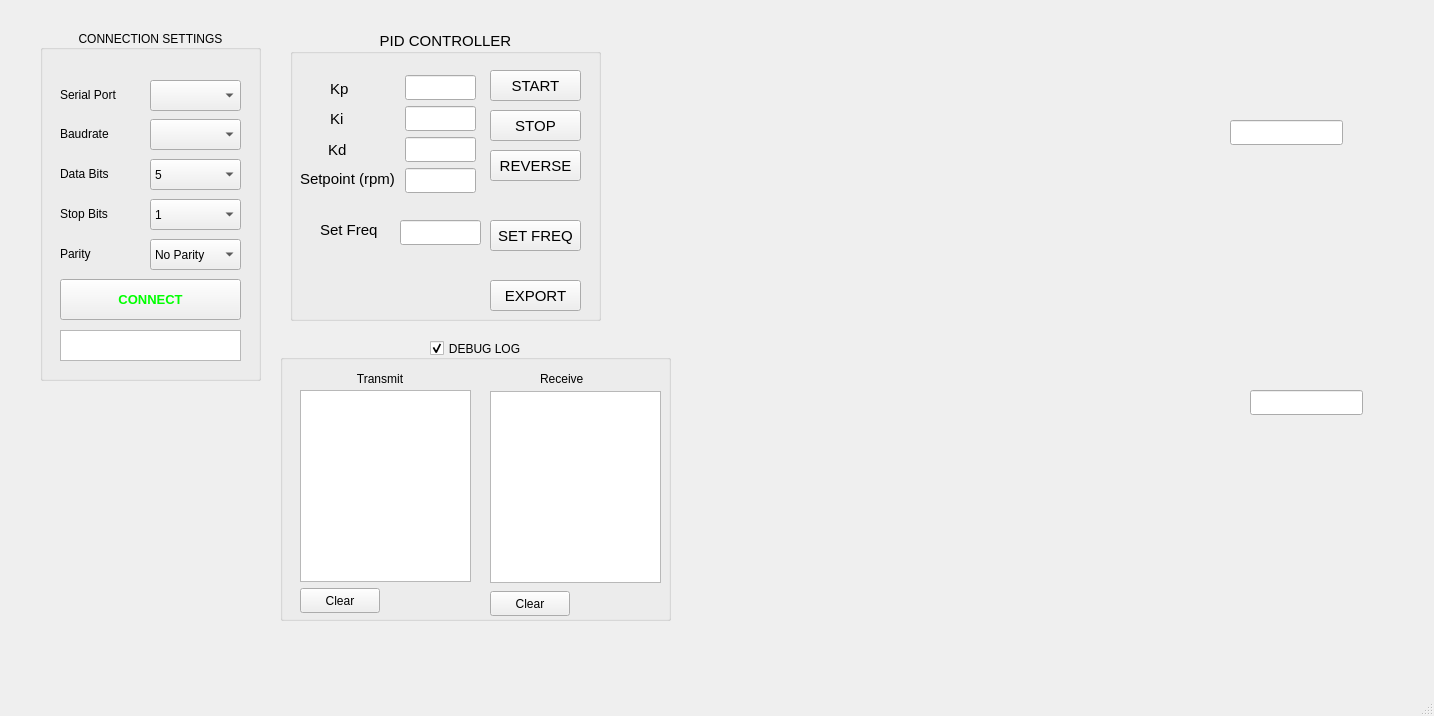
The window that mainwindow.ui (Uyle-gif/Qt-Motor-PID-) describes before a commit, drawn with Qt 5.
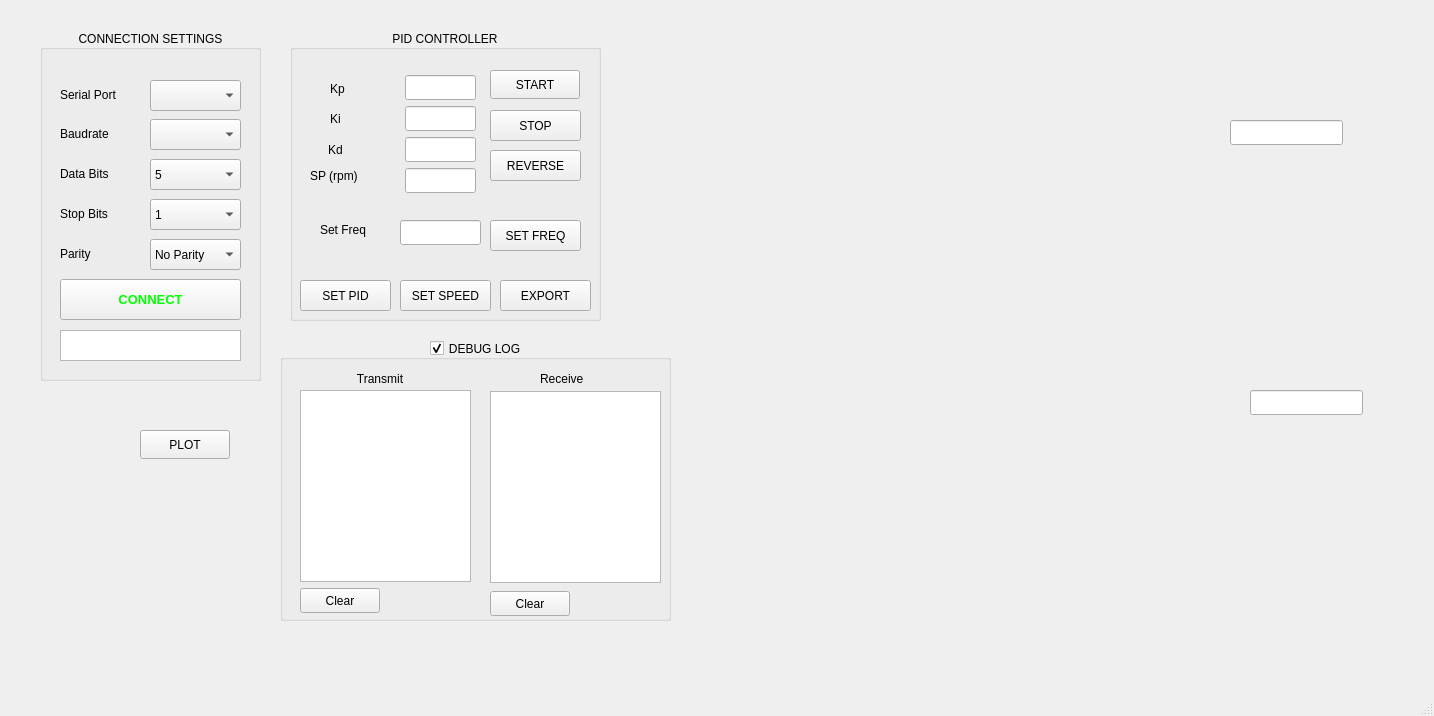
The same window after the commit. Custom widgets are drawn as their Qt base class.

```diff
--- a/mainwindow.ui
+++ b/mainwindow.ui
@@ -263,7 +263,7 @@
     </property>
     <property name="font">
      <font>
-      <pointsize>11</pointsize>
+      <pointsize>9</pointsize>
      </font>
     </property>
     <property name="title">
@@ -331,14 +331,14 @@
     <widget class="QLabel" name="label_10">
      <property name="geometry">
       <rect>
-       <x>10</x>
-       <y>140</y>
-       <width>101</width>
-       <height>17</height>
+       <x>20</x>
+       <y>130</y>
+       <width>71</width>
+       <height>31</height>
       </rect>
      </property>
      <property name="text">
-      <string>Setpoint (rpm)</string>
+      <string>SP (rpm)</string>
      </property>
     </widget>
     <widget class="QLineEdit" name="kd_tb">
@@ -377,23 +377,10 @@
       <string>STOP</string>
      </property>
     </widget>
-    <widget class="QPushButton" name="spid_tb">
-     <property name="geometry">
-      <rect>
-       <x>200</x>
-       <y>40</y>
-       <width>91</width>
-       <height>31</height>
-      </rect>
-     </property>
-     <property name="text">
-      <string>START</string>
-     </property>
-    </widget>
     <widget class="QPushButton" name="export_bt">
      <property name="geometry">
       <rect>
-       <x>200</x>
+       <x>210</x>
        <y>250</y>
        <width>91</width>
        <height>31</height>
@@ -418,7 +405,7 @@
       <rect>
        <x>30</x>
        <y>190</y>
-       <width>61</width>
+       <width>71</width>
        <height>20</height>
       </rect>
      </property>
@@ -452,6 +439,45 @@
       <string>REVERSE</string>
      </property>
     </widget>
+    <widget class="QPushButton" name="start_bt">
+     <property name="geometry">
+      <rect>
+       <x>200</x>
+       <y>40</y>
+       <width>90</width>
+       <height>29</height>
+      </rect>
+     </property>
+     <property name="text">
+      <string>START</string>
+     </property>
+    </widget>
+    <widget class="QPushButton" name="spid_tb">
+     <property name="geometry">
+      <rect>
+       <x>10</x>
+       <y>250</y>
+       <width>91</width>
+       <height>31</height>
+      </rect>
+     </property>
+     <property name="text">
+      <string>SET PID</string>
+     </property>
+    </widget>
+    <widget class="QPushButton" name="speed_bt">
+     <property name="geometry">
+      <rect>
+       <x>110</x>
+       <y>250</y>
+       <width>91</width>
+       <height>31</height>
+      </rect>
+     </property>
+     <property name="text">
+      <string>SET SPEED</string>
+     </property>
+    </widget>
    </widget>
    <widget class="QCustomPlot" name="plot" native="true">
     <property name="geometry">
@@ -596,6 +622,19 @@
      </property>
     </widget>
    </widget>
+   <widget class="QPushButton" name="pushButton">
+    <property name="geometry">
+     <rect>
+      <x>140</x>
+      <y>430</y>
+      <width>90</width>
+      <height>29</height>
+     </rect>
+    </property>
+    <property name="text">
+     <string>PLOT</string>
+    </property>
+   </widget>
   </widget>
   <widget class="QMenuBar" name="menubar">
    <property name="geometry">
```
Left out of the diff: 2 changed lines with no effect on the pictures.
